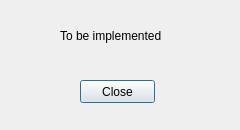
Old version of the form options.ui in the repository Codeh4ck/QtLuaPad.
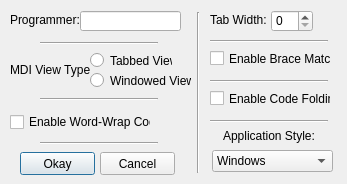
New version of the form. Icons and pictures are not drawn.

Commit message: Added Options on the Editor. Also made some brief changes.

The edit to the form file:
```diff
--- a/options.ui
+++ b/options.ui
@@ -6,8 +6,8 @@
    <rect>
     <x>0</x>
     <y>0</y>
-    <width>240</width>
-    <height>130</height>
+    <width>347</width>
+    <height>184</height>
    </rect>
   </property>
   <property name="windowTitle">
@@ -16,29 +16,300 @@
   <widget class="QPushButton" name="pushButton">
    <property name="geometry">
     <rect>
+     <x>20</x>
+     <y>152</y>
+     <width>75</width>
+     <height>23</height>
+    </rect>
+   </property>
+   <property name="text">
+    <string>Okay</string>
+   </property>
+  </widget>
+  <widget class="QPushButton" name="pushButton_2">
+   <property name="geometry">
+    <rect>
+     <x>100</x>
+     <y>152</y>
+     <width>75</width>
+     <height>23</height>
+    </rect>
+   </property>
+   <property name="text">
+    <string>Cancel</string>
+   </property>
+  </widget>
+  <widget class="QLabel" name="label">
+   <property name="geometry">
+    <rect>
+     <x>10</x>
+     <y>62</y>
+     <width>81</width>
+     <height>16</height>
+    </rect>
+   </property>
+   <property name="text">
+    <string>MDI View Type:</string>
+   </property>
+  </widget>
+  <widget class="QRadioButton" name="rdTabbedView">
+   <property name="geometry">
+    <rect>
+     <x>90</x>
+     <y>52</y>
+     <width>82</width>
+     <height>17</height>
+    </rect>
+   </property>
+   <property name="text">
+    <string>Tabbed View</string>
+   </property>
+  </widget>
+  <widget class="QRadioButton" name="rdWindowedView">
+   <property name="geometry">
+    <rect>
+     <x>90</x>
+     <y>72</y>
+     <width>101</width>
+     <height>17</height>
+    </rect>
+   </property>
+   <property name="text">
+    <string>Windowed View</string>
+   </property>
+  </widget>
+  <widget class="Line" name="line">
+   <property name="geometry">
+    <rect>
+     <x>40</x>
+     <y>98</y>
+     <width>118</width>
+     <height>3</height>
+    </rect>
+   </property>
+   <property name="orientation">
+    <enum>Qt::Horizontal</enum>
+   </property>
+  </widget>
+  <widget class="Line" name="line_2">
+   <property name="geometry">
+    <rect>
+     <x>40</x>
+     <y>42</y>
+     <width>118</width>
+     <height>3</height>
+    </rect>
+   </property>
+   <property name="orientation">
+    <enum>Qt::Horizontal</enum>
+   </property>
+  </widget>
+  <widget class="QLabel" name="label_2">
+   <property name="geometry">
+    <rect>
+     <x>10</x>
+     <y>12</y>
+     <width>71</width>
+     <height>16</height>
+    </rect>
+   </property>
+   <property name="text">
+    <string>Programmer:</string>
+   </property>
+  </widget>
+  <widget class="QLineEdit" name="programmer">
+   <property name="geometry">
+    <rect>
      <x>80</x>
+     <y>11</y>
+     <width>101</width>
+     <height>20</height>
+    </rect>
+   </property>
+  </widget>
+  <widget class="QCheckBox" name="cbWrap">
+   <property name="geometry">
+    <rect>
+     <x>10</x>
+     <y>112</y>
+     <width>141</width>
+     <height>20</height>
+    </rect>
+   </property>
+   <property name="text">
+    <string>Enable Word-Wrap Code</string>
+   </property>
+  </widget>
+  <widget class="Line" name="line_3">
+   <property name="geometry">
+    <rect>
+     <x>40</x>
+     <y>142</y>
+     <width>118</width>
+     <height>3</height>
+    </rect>
+   </property>
+   <property name="orientation">
+    <enum>Qt::Horizontal</enum>
+   </property>
+  </widget>
+  <widget class="Line" name="line_4">
+   <property name="geometry">
+    <rect>
+     <x>190</x>
+     <y>12</y>
+     <width>16</width>
+     <height>161</height>
+    </rect>
+   </property>
+   <property name="orientation">
+    <enum>Qt::Vertical</enum>
+   </property>
+  </widget>
+  <widget class="QLabel" name="label_3">
+   <property name="geometry">
+    <rect>
+     <x>210</x>
+     <y>12</y>
+     <width>61</width>
+     <height>16</height>
+    </rect>
+   </property>
+   <property name="text">
+    <string>Tab Width:</string>
+   </property>
+  </widget>
+  <widget class="QSpinBox" name="spinTab">
+   <property name="geometry">
+    <rect>
+     <x>271</x>
+     <y>10</y>
+     <width>42</width>
+     <height>22</height>
+    </rect>
+   </property>
+   <property name="maximum">
+    <number>20</number>
+   </property>
+  </widget>
+  <widget class="Line" name="line_5">
+   <property name="geometry">
+    <rect>
+     <x>210</x>
+     <y>40</y>
+     <width>118</width>
+     <height>3</height>
+    </rect>
+   </property>
+   <property name="orientation">
+    <enum>Qt::Horizontal</enum>
+   </property>
+  </widget>
+  <widget class="QCheckBox" name="cbBraceMatch">
+   <property name="geometry">
+    <rect>
+     <x>210</x>
+     <y>50</y>
+     <width>121</width>
+     <height>17</height>
+    </rect>
+   </property>
+   <property name="text">
+    <string>Enable Brace Match</string>
+   </property>
+  </widget>
+  <widget class="Line" name="line_6">
+   <property name="geometry">
+    <rect>
+     <x>210</x>
      <y>80</y>
-     <width>75</width>
-     <height>23</height>
+     <width>118</width>
+     <height>3</height>
     </rect>
    </property>
+   <property name="orientation">
+    <enum>Qt::Horizontal</enum>
+   </property>
+  </widget>
+  <widget class="QCheckBox" name="cbCodeFolding">
+   <property name="geometry">
+    <rect>
+     <x>210</x>
+     <y>90</y>
+     <width>121</width>
+     <height>17</height>
+    </rect>
+   </property>
    <property name="text">
-    <string>Close</string>
+    <string>Enable Code Folding</string>
    </property>
   </widget>
-  <widget class="QLabel" name="label">
+  <widget class="Line" name="line_7">
    <property name="geometry">
     <rect>
-     <x>60</x>
-     <y>20</y>
-     <width>101</width>
-     <height>31</height>
+     <x>210</x>
+     <y>120</y>
+     <width>118</width>
+     <height>3</height>
     </rect>
    </property>
+   <property name="orientation">
+    <enum>Qt::Horizontal</enum>
+   </property>
+  </widget>
+  <widget class="QLabel" name="label_4">
+   <property name="geometry">
+    <rect>
+     <x>223</x>
+     <y>128</y>
+     <width>91</width>
+     <height>16</height>
+    </rect>
+   </property>
    <property name="text">
-    <string>To be implemented.</string>
+    <string>Application Style:</string>
    </property>
   </widget>
+  <widget class="QComboBox" name="comboStyle">
+   <property name="geometry">
+    <rect>
+     <x>212</x>
+     <y>150</y>
+     <width>121</width>
+     <height>22</height>
+    </rect>
+   </property>
+   <item>
+    <property name="text">
+     <string>Windows</string>
+    </property>
+   </item>
+   <item>
+    <property name="text">
+     <string>WindowsXP</string>
+    </property>
+   </item>
+   <item>
+    <property name="text">
+     <string>WindowsVista</string>
+    </property>
+   </item>
+   <item>
+    <property name="text">
+     <string>Plastique</string>
+    </property>
+   </item>
+   <item>
+    <property name="text">
+     <string>Cleanlooks</string>
+    </property>
+   </item>
+   <item>
+    <property name="text">
+     <string>Motif</string>
+    </property>
+   </item>
+  </widget>
  </widget>
  <resources/>
  <connections/>
```
Left out of the diff: 8 changed lines with no effect on the pictures. The commit also changes 10 other files.
